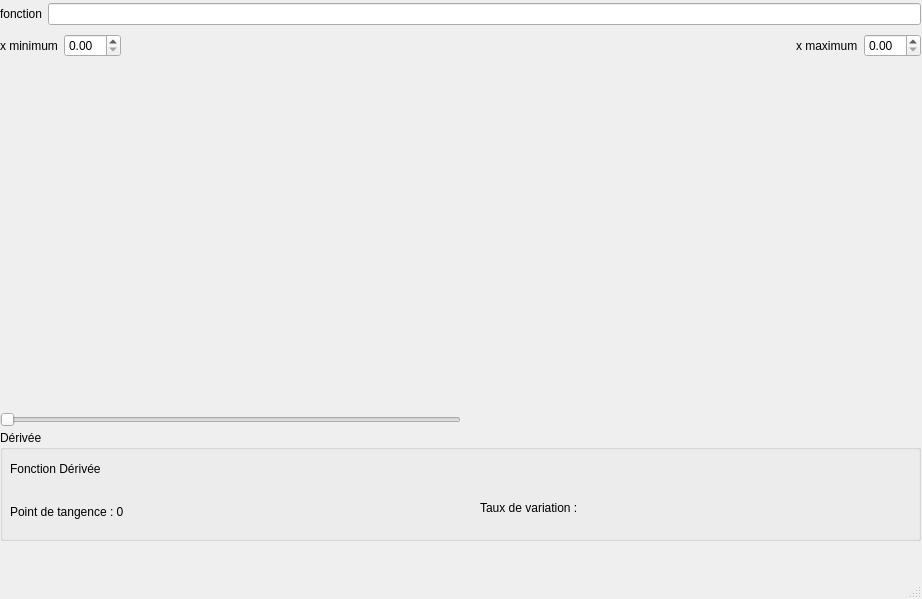
Above: mainWindow.ui from ozielRaymond/TP2 before the change. Below: the same form after it.
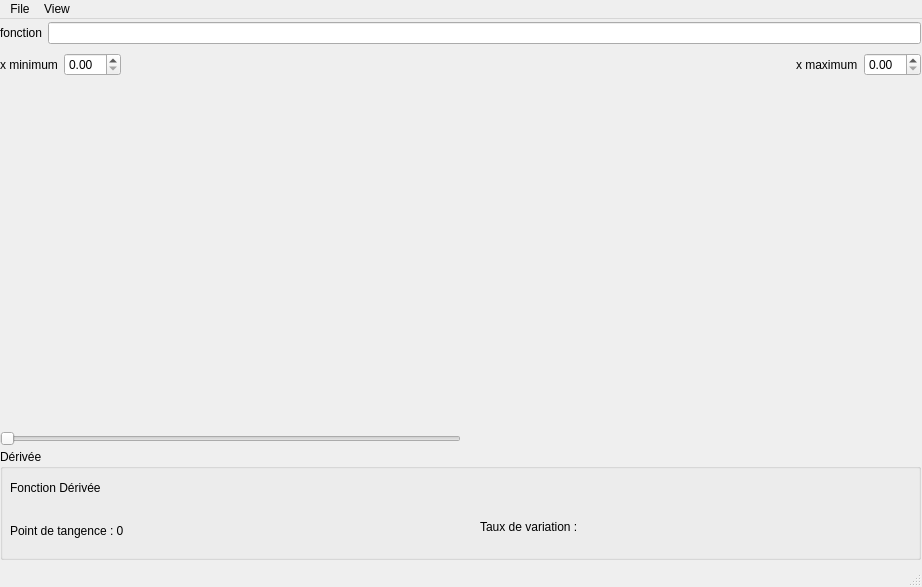
That is the form after the change.

Commit message: Suppression de lignes inutiles

Patch:
```diff
--- a/mainWindow.ui
+++ b/mainWindow.ui
@@ -7,7 +7,7 @@
     <x>0</x>
     <y>0</y>
     <width>922</width>
-    <height>599</height>
+    <height>587</height>
    </rect>
   </property>
   <property name="windowTitle">
@@ -176,6 +176,7 @@
     </property>
    </widget>
   </widget>
+  <widget class="QStatusBar" name="statusbar"/>
   <widget class="QMenuBar" name="menubar">
    <property name="geometry">
     <rect>
@@ -185,8 +186,19 @@
      <height>33</height>
     </rect>
    </property>
+   <widget class="QMenu" name="menuFile">
+    <property name="title">
+     <string>File</string>
+    </property>
+   </widget>
+   <widget class="QMenu" name="menuView">
+    <property name="title">
+     <string>View</string>
+    </property>
+   </widget>
+   <addaction name="menuFile"/>
+   <addaction name="menuView"/>
   </widget>
-  <widget class="QStatusBar" name="statusbar"/>
  </widget>
  <resources/>
  <connections/>
```
Left out of the diff: 1 changed line with no effect on the pictures. The commit also changes 1 other file.
